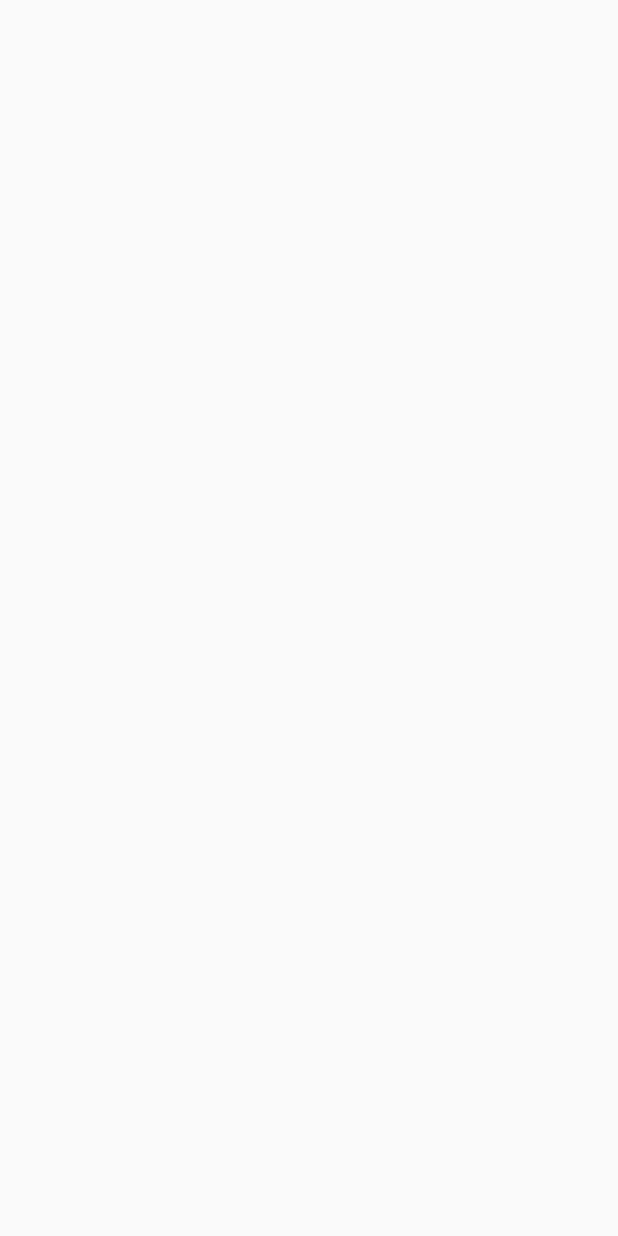
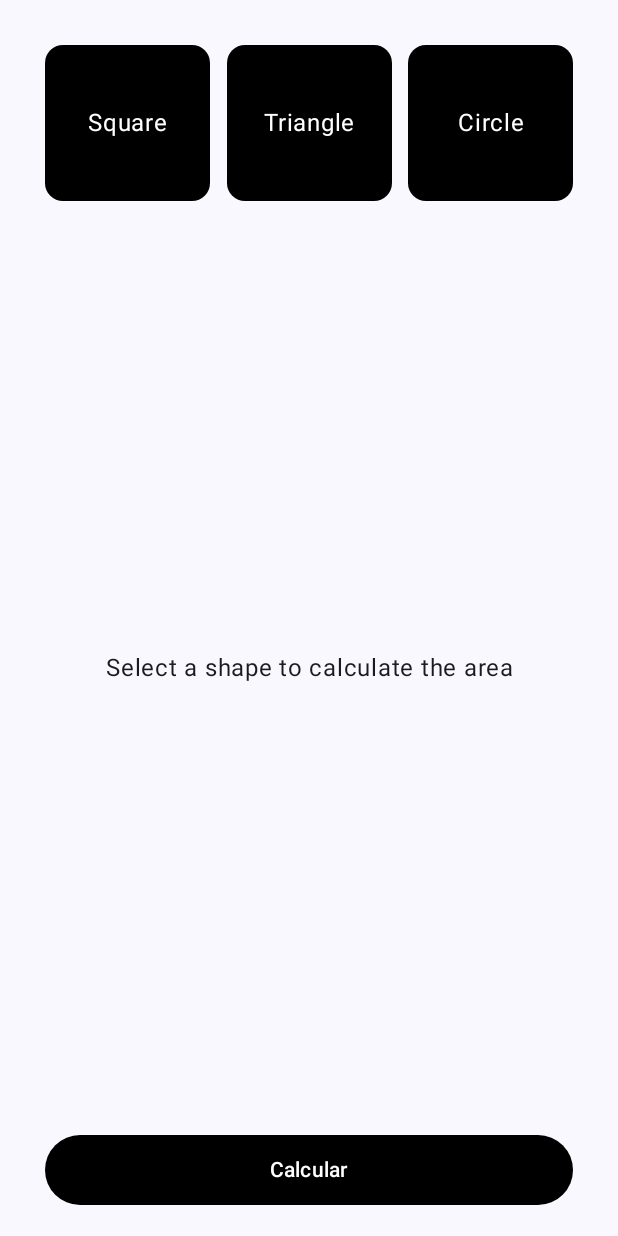
Before and after one commit to gilSFranco/geometry, an Android app built with Jetpack Compose: the screen it shows after launch (MainActivity), on a phone screen of 412 x 824 dp. Before the commit the screen is empty. Run offline under Robolectric (Android 15) with nearby library versions, the phone set to English and light mode, and no system bars.

Commit message:
feat: calculate square

```diff
--- /dev/null
+++ b/app/src/main/java/com/fatec/geometry/ui/components/Container.kt
@@ -0,0 +1,34 @@
+package com.fatec.geometry.ui.components
+
+import androidx.compose.foundation.layout.Arrangement
+import androidx.compose.foundation.layout.Column
+import androidx.compose.foundation.layout.fillMaxSize
+import androidx.compose.foundation.layout.padding
+import androidx.compose.material3.Scaffold
+import androidx.compose.runtime.Composable
+import androidx.compose.ui.Modifier
+import androidx.compose.ui.unit.dp
+
+@Composable
+fun Container(
+    child: @Composable () -> Unit
+) {
+    Scaffold (
+        modifier = Modifier
+            .fillMaxSize()
+    ) { innerPadding ->
+        Column (
+            modifier = Modifier
+                .fillMaxSize()
+                .padding(
+                    start = 30.dp,
+                    end = 30.dp,
+                    top = innerPadding.calculateTopPadding() + 30.dp,
+                    bottom = 20.dp
+                ),
+            verticalArrangement = Arrangement.SpaceBetween
+        ) {
+            child()
+        }
+    }
+}
--- /dev/null
+++ b/app/src/main/java/com/fatec/geometry/ui/components/ShapeCard.kt
@@ -0,0 +1,38 @@
+package com.fatec.geometry.ui.components
+
+import androidx.compose.foundation.layout.fillMaxWidth
+import androidx.compose.foundation.layout.padding
+import androidx.compose.foundation.layout.width
+import androidx.compose.material3.Card
+import androidx.compose.material3.CardDefaults
+import androidx.compose.material3.Text
+import androidx.compose.runtime.Composable
+import androidx.compose.ui.Modifier
+import androidx.compose.ui.text.style.TextAlign
+import androidx.compose.ui.unit.dp
+import com.fatec.geometry.ui.theme.Black
+import com.fatec.geometry.ui.theme.White
+
+@Composable
+fun ShapeCard(
+    text: String,
+    onClick: () -> Unit
+) {
+    Card (
+        modifier = Modifier
+            .width(110.dp),
+        onClick = onClick,
+        colors = CardDefaults.cardColors(
+            containerColor = Black,
+            contentColor = White
+        )
+    ) {
+        Text(
+            text = text,
+            textAlign = TextAlign.Center,
+            modifier = Modifier
+                .fillMaxWidth()
+                .padding(vertical = 40.dp)
+        )
+    }
+}
--- a/app/src/main/java/com/fatec/geometry/ui/screens/Home.kt
+++ b/app/src/main/java/com/fatec/geometry/ui/screens/Home.kt
@@ -1,11 +1,145 @@
 package com.fatec.geometry.ui.screens
 
-import androidx.compose.runtime.Composable
+import androidx.compose.foundation.layout.Arrangement
+import androidx.compose.foundation.layout.Row
+import androidx.compose.foundation.layout.fillMaxWidth
+import androidx.compose.foundation.layout.padding
+import androidx.compose.foundation.text.KeyboardOptions
+import androidx.compose.material3.Button
+import androidx.compose.material3.ButtonDefaults
+import androidx.compose.material3.OutlinedTextField
+import androidx.compose.material3.Text
+import androidx.compose.runtime.*
+import androidx.compose.runtime.mutableStateOf
+import androidx.compose.runtime.remember
+import androidx.compose.ui.Modifier
+import androidx.compose.ui.text.input.KeyboardType
+import androidx.compose.ui.text.style.TextAlign
+import androidx.compose.ui.unit.dp
 import androidx.navigation.NavController
+import com.fatec.geometry.data.model.Shape
+import com.fatec.geometry.ui.components.Container
+import com.fatec.geometry.ui.components.ShapeCard
+import com.fatec.geometry.ui.theme.Black
+import com.fatec.geometry.ui.theme.White
+import kotlin.math.pow
 
 @Composable
 fun Home(
     navigationController: NavController
 ) {
+    var shape: Shape? by remember {
+        mutableStateOf(null)
+    }
 
+    var calculateSquare: String by remember {
+        mutableStateOf("")
+    }
+
+    var result: Double? by remember {
+        mutableStateOf(null)
+    }
+
+    Container {
+        Row (
+            modifier = Modifier
+                .fillMaxWidth(),
+            horizontalArrangement= Arrangement.SpaceBetween
+        ) {
+            ShapeCard(
+                text = "Square",
+                onClick = {
+                    shape = Shape.SQUARE
+                }
+            )
+
+            ShapeCard(
+                text = "Triangle",
+                onClick = {
+                    shape = Shape.TRIANGLE
+                }
+            )
+
+            ShapeCard(
+                text = "Circle",
+                onClick = {
+                    shape = Shape.CIRCLE
+                }
+            )
+        }
+
+        when (shape) {
+            Shape.SQUARE -> {
+                OutlinedTextField(
+                    value = calculateSquare,
+                    onValueChange = {
+                        calculateSquare = it
+                    },
+                    modifier = Modifier
+                        .fillMaxWidth(),
+                    label = {
+                        Text(
+                            text = "Side"
+                        )
+                    },
+                    placeholder = {
+                        Text(
+                            text = "Type side here"
+                        )
+                    },
+                    singleLine = true,
+                    keyboardOptions = KeyboardOptions(
+                        keyboardType = KeyboardType.Number
+                    ),
+
+                )
+            }
+
+            Shape.TRIANGLE -> {
+
+            }
+
+            Shape.CIRCLE -> {
+
+            }
+
+            else -> {
+                Text(
+                    text = "Select a shape to calculate the area",
+                    modifier = Modifier
+                        .fillMaxWidth(),
+                    textAlign = TextAlign.Center
+                )
+            }
+        }
+
+        result?.let {
+            Text(
+                text = result.toString()
+            )
+        }
+
+        Button(
+            modifier = Modifier
+                .fillMaxWidth(),
+            onClick = {
+                when (shape) {
+                    Shape.SQUARE -> result = calculateSquare.toDouble().pow(2.0)
+                    Shape.TRIANGLE -> TODO()
+                    Shape.CIRCLE -> TODO()
+                    else -> Unit
+                }
+            },
+            colors = ButtonDefaults.buttonColors(
+                containerColor = Black,
+                contentColor = White
+            )
+        ) {
+            Text(
+                text = "Calcular",
+                modifier = Modifier
+                    .padding(vertical = 5.dp)
+            )
+        }
+    }
 }
--- a/app/src/main/java/com/fatec/geometry/ui/theme/Color.kt
+++ b/app/src/main/java/com/fatec/geometry/ui/theme/Color.kt
@@ -1,6 +1,9 @@
 package com.fatec.geometry.ui.theme
 
 import androidx.compose.ui.graphics.Color
+
+val Black = Color(0xFF000000)
+val White = Color(0xFFFFFFFF)
 
 val Purple80 = Color(0xFFD0BCFF)
 val PurpleGrey80 = Color(0xFFCCC2DC)
```
Also changed, not shown: app/src/main/java/com/fatec/geometry/data/model/Shape.kt (added, +7 -0 lines).
